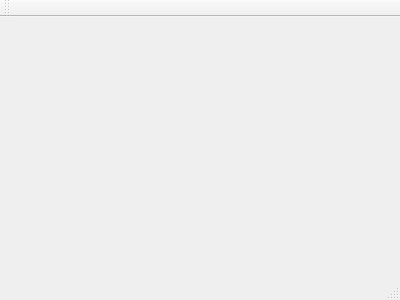
Above: ServerApplication/src/libs/ui/mainwindow.ui from militia11/in before the change. Below: the same form after it.
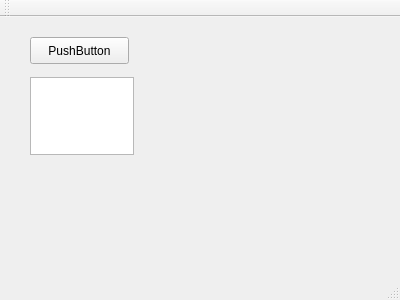
That is the form after the change.

The edit to the form file:
```diff
--- a/ServerApplication/src/libs/ui/mainwindow.ui
+++ b/ServerApplication/src/libs/ui/mainwindow.ui
@@ -13,7 +13,31 @@
   <property name="windowTitle">
    <string>Synchronizator Serwer</string>
   </property>
-  <widget class="QWidget" name="centralWidget"/>
+  <widget class="QWidget" name="centralWidget">
+   <widget class="QPushButton" name="pushButton">
+    <property name="geometry">
+     <rect>
+      <x>30</x>
+      <y>20</y>
+      <width>99</width>
+      <height>27</height>
+     </rect>
+    </property>
+    <property name="text">
+     <string>PushButton</string>
+    </property>
+   </widget>
+   <widget class="QTextEdit" name="textEdit">
+    <property name="geometry">
+     <rect>
+      <x>30</x>
+      <y>60</y>
+      <width>104</width>
+      <height>78</height>
+     </rect>
+    </property>
+   </widget>
+  </widget>
   <widget class="QMenuBar" name="menuBar">
    <property name="geometry">
     <rect>
```
